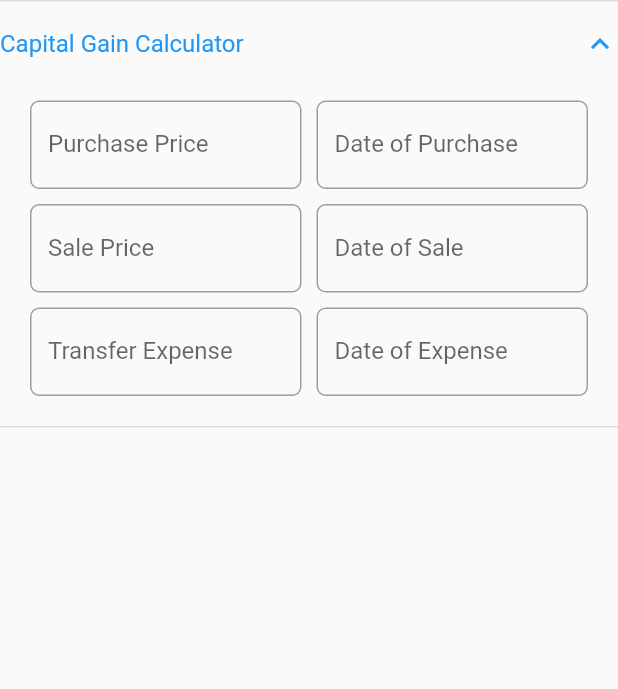
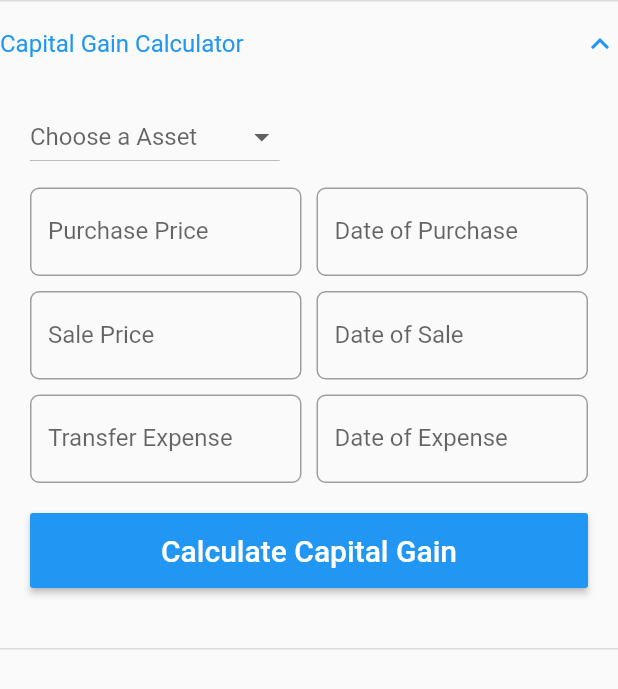
Before and after one commit to hkumawat2000/tax_demo, a Flutter app: the CapitalGainCalculator widget shown alone on an empty page, opened directly, after a tap on "Capital Gain Calculator", on a phone screen of 412 x 824 dp. Shown: the top 689 px of the screen. Run offline on Flutter 3.47's test engine with Material 2 defaults, Android fonts, the phone set to English and light mode, and no system bars; our stand-ins replace firebase_core; accounts and stored records are empty.

Commit message:
Added dropdown and calculate button

```diff
--- a/lib/capital_gain_calculator.dart
+++ b/lib/capital_gain_calculator.dart
@@ -17,6 +17,15 @@ class _CapitalGainCalculatorState extends State<CapitalGainCalculator> {
   TextEditingController transferExpenseTextController = TextEditingController();
   TextEditingController transferExpenseDateTextController = TextEditingController();
 
+  String? assetType;
+  List<String> assetList = [
+    "Immovable property",
+    "Listed equity shares",
+    "Unlisted shares",
+    "Equity Mutual funds",
+    "Debt mutual funds",
+    "Other assets",
+  ];
 
   @override
   Widget build(BuildContext context) {
@@ -26,6 +35,14 @@ class _CapitalGainCalculatorState extends State<CapitalGainCalculator> {
       tilePadding: EdgeInsets.zero,
       title: const Text("Capital Gain Calculator"),
       children: [
+        const SizedBox(height: 10),
+        DropdownButton(
+          hint: const Text("Choose a Asset"),
+          value: assetType,
+          onChanged: (String? newValue) => setState(() => assetType = newValue),
+          items: assetList.map((value) => DropdownMenuItem(value: value,child: Text(value))).toList(),
+          elevation: 0,
+        ),
         const SizedBox(height: 10),
         Row(
           children: [
@@ -210,6 +227,21 @@ class _CapitalGainCalculatorState extends State<CapitalGainCalculator> {
           ],
         ),
         const SizedBox(height: 20),
+        MaterialButton(
+          color: Colors.blue,
+          minWidth: double.infinity,
+          height: 50,
+          onPressed: (){
+            FocusScope.of(context).unfocus();
+            setState(() {});
+          },
+          child: const Text("Calculate Capital Gain", style: TextStyle(color: Colors.white, fontSize: 20),),
+        ),
+        const SizedBox(height: 20),
+
+
+
+        const SizedBox(height: 20),
       ],
     );
   }
```
